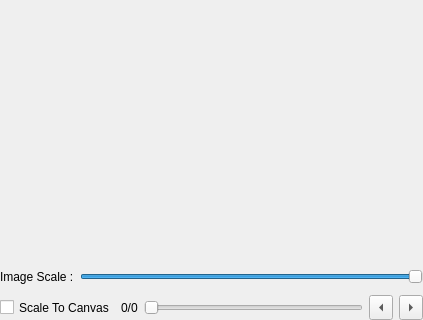
First picture: the form in photobash_images/photobash_images_docker.ui, repository veryprofessionaldodo/Krita-Photobash-Images-Plugin, before the edit; both pictures show x 0 to 423 and y 562 to 882 of the 423 by 882 pixel window.
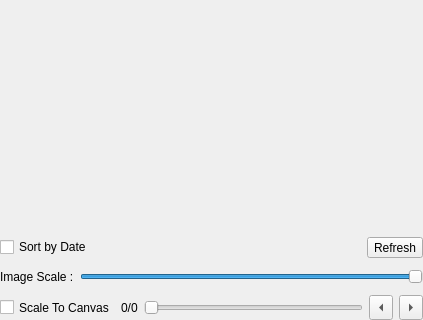
Second picture: the form after the edit.

Commit message:
feat: sort by newest image and refresh
-Ability to reload the directory without requiring reopening the choose directory if new images are added
-sort by newest images with newest at top

```diff
--- a/photobash_images/photobash_images_docker.ui
+++ b/photobash_images/photobash_images_docker.ui
@@ -302,6 +302,24 @@
       <property name="bottomMargin">
        <number>0</number>
       </property>
+      <item>
+       <layout class="QHBoxLayout" name="sortByDateLayout">
+        <item>
+         <widget class="QCheckBox" name="dateSort">
+          <property name="text">
+           <string>Sort by Date</string>
+          </property>
+         </widget>
+        </item>
+        <item alignment="Qt::AlignRight">
+         <widget class="QToolButton" name="refresh">
+          <property name="text">
+           <string>Refresh</string>
+          </property>
+         </widget>
+        </item>
+       </layout>
+      </item>
       <item>
        <layout class="QHBoxLayout" name="imageScaleLayout">
         <item>
```
The commit also changes 1 other file.
